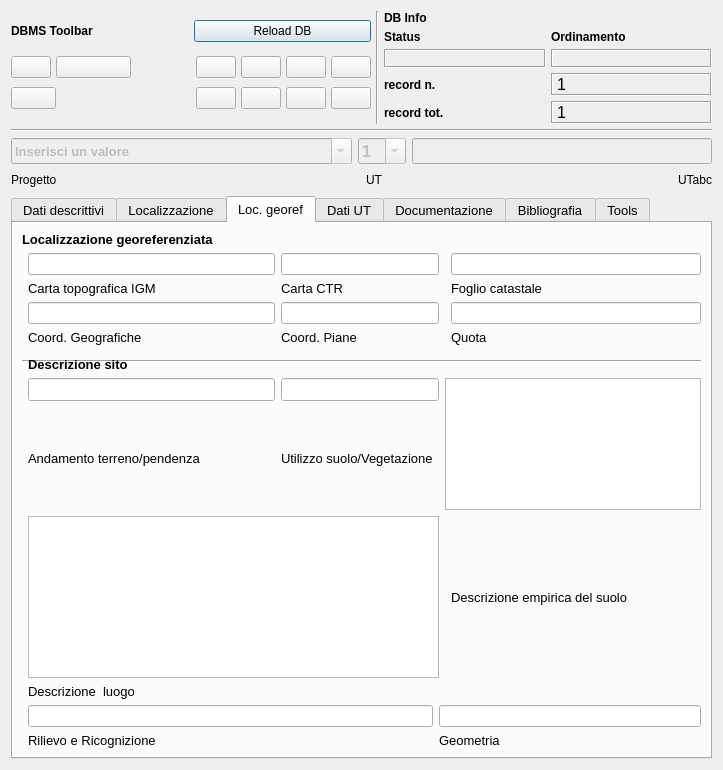
This is gui/ui/UT_ui.ui in pyarchinit/pyarchinit as Qt 5 draws it before an edit. The edited form follows.
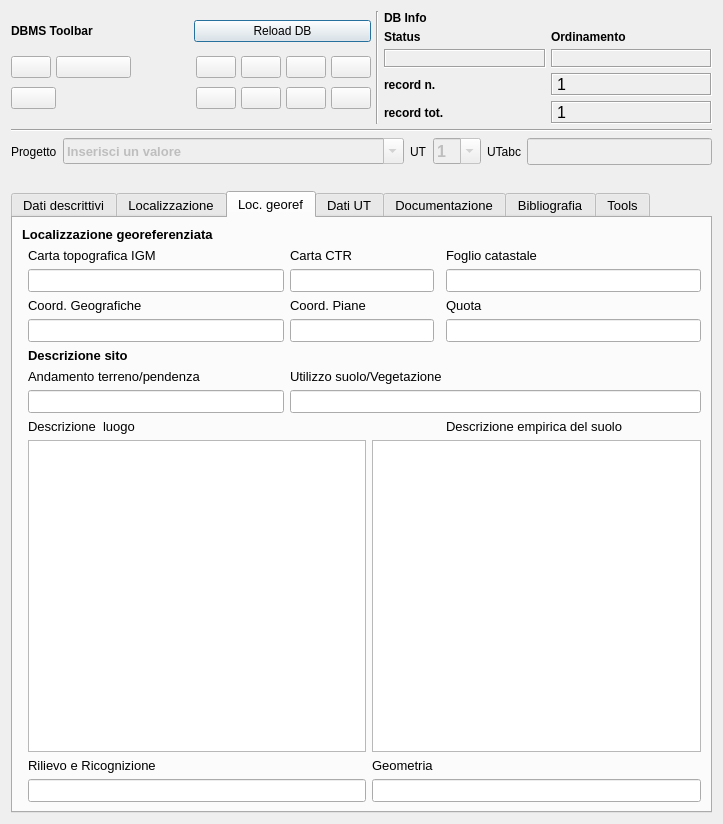
This is the edited form. The open tabs and pages were chosen to show the change. Icons and pictures are not drawn.

What changed in the file:
```diff
--- a/gui/ui/UT_ui.ui
+++ b/gui/ui/UT_ui.ui
@@ -7,7 +7,7 @@
     <x>0</x>
     <y>0</y>
     <width>723</width>
-    <height>770</height>
+    <height>824</height>
    </rect>
   </property>
   <property name="minimumSize">
@@ -548,6 +548,13 @@
           <layout class="QVBoxLayout" name="verticalLayout_2">
            <item>
             <layout class="QHBoxLayout" name="horizontalLayout_2">
+             <item>
+              <widget class="QLabel" name="label">
+               <property name="text">
+                <string>Progetto</string>
+               </property>
+              </widget>
+             </item>
              <item>
               <widget class="QComboBox" name="comboBox_progetto">
                <property name="enabled">
@@ -585,6 +592,13 @@
                </item>
               </widget>
              </item>
+             <item>
+              <widget class="QLabel" name="label_2">
+               <property name="text">
+                <string>UT</string>
+               </property>
+              </widget>
+             </item>
              <item>
               <widget class="QComboBox" name="comboBox_nr_ut">
                <property name="enabled">
@@ -708,6 +722,13 @@
                </item>
               </widget>
              </item>
+             <item>
+              <widget class="QLabel" name="label_3">
+               <property name="text">
+                <string>UTabc</string>
+               </property>
+              </widget>
+             </item>
              <item>
               <widget class="QLineEdit" name="lineEdit_ut_letterale">
                <property name="enabled">
@@ -732,13 +753,6 @@
            </item>
            <item>
             <layout class="QHBoxLayout" name="horizontalLayout_3">
-             <item>
-              <widget class="QLabel" name="label">
-               <property name="text">
-                <string>Progetto</string>
-               </property>
-              </widget>
-             </item>
              <item>
               <spacer name="horizontalSpacer_3">
                <property name="orientation">
@@ -755,13 +769,6 @@
                </property>
               </spacer>
              </item>
-             <item>
-              <widget class="QLabel" name="label_2">
-               <property name="text">
-                <string>UT</string>
-               </property>
-              </widget>
-             </item>
              <item>
               <spacer name="horizontalSpacer_4">
                <property name="orientation">
@@ -775,13 +782,6 @@
                </property>
               </spacer>
              </item>
-             <item>
-              <widget class="QLabel" name="label_3">
-               <property name="text">
-                <string>UTabc</string>
-               </property>
-              </widget>
-             </item>
             </layout>
            </item>
           </layout>
@@ -1136,10 +1136,26 @@
          <string>Loc. georef</string>
         </attribute>
         <layout class="QGridLayout" name="gridLayout_13">
+         <item row="4" column="1">
+          <widget class="QLineEdit" name="lineEdit_coord_geografiche">
+           <property name="minimumSize">
+            <size>
+             <width>0</width>
+             <height>22</height>
+            </size>
+           </property>
+           <property name="font">
+            <font>
+             <pointsize>10</pointsize>
+            </font>
+           </property>
+          </widget>
+         </item>
          <item row="0" column="0" colspan="4">
           <widget class="QLabel" name="label_12">
            <property name="font">
             <font>
+             <pointsize>10</pointsize>
              <weight>75</weight>
              <bold>true</bold>
             </font>
@@ -1149,7 +1165,7 @@
            </property>
           </widget>
          </item>
-         <item row="1" column="1">
+         <item row="2" column="1">
           <widget class="QLineEdit" name="lineEdit_carta_topo_igm">
            <property name="minimumSize">
             <size>
@@ -1159,17 +1175,39 @@
            </property>
           </widget>
          </item>
-         <item row="1" column="2" colspan="2">
-          <widget class="QLineEdit" name="lineEdit_carta_ctr">
+         <item row="4" column="5">
+          <widget class="QLineEdit" name="lineEdit_quota">
            <property name="minimumSize">
             <size>
              <width>0</width>
              <height>22</height>
             </size>
            </property>
+           <property name="font">
+            <font>
+             <pointsize>10</pointsize>
+            </font>
+           </property>
+           <property name="text">
+            <string/>
+           </property>
           </widget>
          </item>
-         <item row="1" column="5">
+         <item row="9" column="1" colspan="3">
+          <widget class="QLabel" name="label_17">
+           <property name="font">
+            <font>
+             <pointsize>10</pointsize>
+             <weight>75</weight>
+             <bold>true</bold>
+            </font>
+           </property>
+           <property name="text">
+            <string>Descrizione sito</string>
+           </property>
+          </widget>
+         </item>
+         <item row="2" column="5">
           <widget class="QLineEdit" name="lineEdit_foglio_catastale">
            <property name="minimumSize">
             <size>
@@ -1179,21 +1217,110 @@
            </property>
           </widget>
          </item>
-         <item row="2" column="1">
+         <item row="2" column="2" colspan="2">
+          <widget class="QLineEdit" name="lineEdit_carta_ctr">
+           <property name="minimumSize">
+            <size>
+             <width>0</width>
+             <height>22</height>
+            </size>
+           </property>
+          </widget>
+         </item>
+         <item row="17" column="3" colspan="3">
+          <widget class="QLineEdit" name="lineEdit_geometria">
+           <property name="minimumSize">
+            <size>
+             <width>0</width>
+             <height>22</height>
+            </size>
+           </property>
+           <property name="font">
+            <font>
+             <pointsize>10</pointsize>
+            </font>
+           </property>
+          </widget>
+         </item>
+         <item row="11" column="1">
+          <widget class="QLineEdit" name="lineEdit_andamento_terreno_pendenza">
+           <property name="minimumSize">
+            <size>
+             <width>0</width>
+             <height>22</height>
+            </size>
+           </property>
+           <property name="font">
+            <font>
+             <pointsize>10</pointsize>
+            </font>
+           </property>
+          </widget>
+         </item>
+         <item row="10" column="1">
+          <widget class="QLabel" name="label_22">
+           <property name="minimumSize">
+            <size>
+             <width>0</width>
+             <height>15</height>
+            </size>
+           </property>
+           <property name="text">
+            <string>Andamento terreno/pendenza</string>
+           </property>
+           <property name="wordWrap">
+            <bool>true</bool>
+           </property>
+          </widget>
+         </item>
+         <item row="4" column="2" colspan="2">
+          <widget class="QLineEdit" name="lineEdit_coord_piane">
+           <property name="minimumSize">
+            <size>
+             <width>0</width>
+             <height>22</height>
+            </size>
+           </property>
+           <property name="font">
+            <font>
+             <pointsize>10</pointsize>
+            </font>
+           </property>
+           <property name="text">
+            <string/>
+           </property>
+          </widget>
+         </item>
+         <item row="17" column="1" colspan="2">
+          <widget class="QLineEdit" name="lineEdit_metodo_rilievo_e_ricognizione">
+           <property name="minimumSize">
+            <size>
+             <width>0</width>
+             <height>22</height>
+            </size>
+           </property>
+           <property name="font">
+            <font>
+             <pointsize>10</pointsize>
+            </font>
+           </property>
+          </widget>
+         </item>
+         <item row="1" column="1">
           <widget class="QLabel" name="label_10">
            <property name="text">
             <string>Carta topografica IGM</string>
            </property>
           </widget>
          </item>
-         <item row="2" column="2" colspan="3">
+         <item row="1" column="2">
           <widget class="QLabel" name="label_14">
            <property name="text">
             <string>Carta CTR</string>
            </property>
           </widget>
          </item>
-         <item row="2" column="5">
+         <item row="1" column="5">
           <widget class="QLabel" name="label_16">
            <property name="text">
             <string>Foglio catastale</string>
@@ -1201,226 +1328,6 @@
           </widget>
          </item>
          <item row="3" column="1">
-          <widget class="QLineEdit" name="lineEdit_coord_geografiche">
-           <property name="minimumSize">
-            <size>
-             <width>0</width>
-             <height>22</height>
-            </size>
-           </property>
-           <property name="font">
-            <font>
-             <pointsize>10</pointsize>
-            </font>
-           </property>
-          </widget>
-         </item>
-         <item row="3" column="2" colspan="2">
-          <widget class="QLineEdit" name="lineEdit_coord_piane">
-           <property name="minimumSize">
-            <size>
-             <width>0</width>
-             <height>22</height>
-            </size>
-           </property>
-           <property name="font">
-            <font>
-             <pointsize>10</pointsize>
-            </font>
-           </property>
-           <property name="text">
-            <string/>
-           </property>
-          </widget>
-         </item>
-         <item row="3" column="5">
-          <widget class="QLineEdit" name="lineEdit_quota">
-           <property name="minimumSize">
-            <size>
-             <width>0</width>
-             <height>22</height>
-            </size>
-           </property>
-           <property name="font">
-            <font>
-             <pointsize>10</pointsize>
-            </font>
-           </property>
-           <property name="text">
-            <string/>
-           </property>
-          </widget>
-         </item>
-         <item row="8" column="0" rowspan="2" colspan="6">
-          <widget class="Line" name="line_2">
-           <property name="orientation">
-            <enum>Qt::Horizontal</enum>
-           </property>
-          </widget>
-         </item>
-         <item row="9" column="1" colspan="3">
-          <widget class="QLabel" name="label_17">
-           <property name="font">
-            <font>
-             <weight>75</weight>
-             <bold>true</bold>
-            </font>
-           </property>
-           <property name="text">
-            <string>Descrizione sito</string>
-           </property>
-          </widget>
-         </item>
-         <item row="10" column="1">
-          <widget class="QLineEdit" name="lineEdit_andamento_terreno_pendenza">
-           <property name="minimumSize">
-            <size>
-             <width>0</width>
-             <height>22</height>
-            </size>
-           </property>
-           <property name="font">
-            <font>
-             <pointsize>10</pointsize>
-            </font>
-           </property>
-          </widget>
-         </item>
-         <item row="10" column="2" colspan="2">
-          <widget class="QLineEdit" name="lineEdit_utilizzo_suolo_vegetazione">
-           <property name="minimumSize">
-            <size>
-             <width>0</width>
-             <height>22</height>
-            </size>
-           </property>
-           <property name="font">
-            <font>
-             <pointsize>10</pointsize>
-            </font>
-           </property>
-           <property name="text">
-            <string/>
-           </property>
-          </widget>
-         </item>
-         <item row="10" column="4" rowspan="3" colspan="2">
-          <widget class="QTextEdit" name="textEdit_descrizione_empirica_suolo">
-           <property name="font">
-            <font>
-             <pointsize>10</pointsize>
-            </font>
-           </property>
-           <property name="html">
-            <string>&lt;!DOCTYPE HTML PUBLIC &quot;-//W3C//DTD HTML 4.0//EN&quot; &quot;http://www.w3.org/TR/REC-html40/strict.dtd&quot;&gt;
-&lt;html&gt;&lt;head&gt;&lt;meta name=&quot;qrichtext&quot; content=&quot;1&quot; /&gt;&lt;style type=&quot;text/css&quot;&gt;
-p, li { white-space: pre-wrap; }
-&lt;/style&gt;&lt;/head&gt;&lt;body style=&quot; font-family:'MS Shell Dlg 2'; font-size:10pt; font-weight:400; font-style:normal;&quot;&gt;
-&lt;p style=&quot;-qt-paragraph-type:empty; margin-top:0px; margin-bottom:0px; margin-left:0px; margin-right:0px; -qt-block-indent:0; text-indent:0px; font-family:'Lucida Grande'; font-size:13pt;&quot;&gt;&lt;br /&gt;&lt;/p&gt;&lt;/body&gt;&lt;/html&gt;</string>
-           </property>
-          </widget>
-         </item>
-         <item row="14" column="1" colspan="3">
-          <widget class="QTextEdit" name="textEdit_descrizione_luogo">
-           <property name="minimumSize">
-            <size>
-             <width>0</width>
-             <height>22</height>
-            </size>
-           </property>
-           <property name="font">
-            <font>
-             <pointsize>10</pointsize>
-            </font>
-           </property>
-           <property name="html">
-            <string>&lt;!DOCTYPE HTML PUBLIC &quot;-//W3C//DTD HTML 4.0//EN&quot; &quot;http://www.w3.org/TR/REC-html40/strict.dtd&quot;&gt;
-&lt;html&gt;&lt;head&gt;&lt;meta name=&quot;qrichtext&quot; content=&quot;1&quot; /&gt;&lt;style type=&quot;text/css&quot;&gt;
-p, li { white-space: pre-wrap; }
-&lt;/style&gt;&lt;/head&gt;&lt;body style=&quot; font-family:'MS Shell Dlg 2'; font-size:10pt; font-weight:400; font-style:normal;&quot;&gt;
-&lt;p style=&quot;-qt-paragraph-type:empty; margin-top:0px; margin-bottom:0px; margin-left:0px; margin-right:0px; -qt-block-indent:0; text-indent:0px; font-family:'Lucida Grande'; font-size:13pt;&quot;&gt;&lt;br /&gt;&lt;/p&gt;&lt;/body&gt;&lt;/html&gt;</string>
-           </property>
-          </widget>
-         </item>
-         <item row="15" column="1">
-          <widget class="QLabel" name="label_37">
-           <property name="minimumSize">
-            <size>
-             <width>0</width>
-             <height>15</height>
-            </size>
-           </property>
-           <property name="text">
-            <string>Descrizione  luogo</string>
-           </property>
-           <property name="wordWrap">
-            <bool>true</bool>
-           </property>
-          </widget>
-         </item>
-         <item row="16" column="1" colspan="2">
-          <widget class="QLineEdit" name="lineEdit_metodo_rilievo_e_ricognizione">
-           <property name="minimumSize">
-            <size>
-             <width>0</width>
-             <height>22</height>
-            </size>
-           </property>
-           <property name="font">
-            <font>
-             <pointsize>10</pointsize>
-            </font>
-           </property>
-          </widget>
-         </item>
-         <item row="16" column="3" colspan="3">
-          <widget class="QLineEdit" name="lineEdit_geometria">
-           <property name="minimumSize">
-            <size>
-             <width>0</width>
-             <height>22</height>
-            </size>
-           </property>
-           <property name="font">
-            <font>
-             <pointsize>10</pointsize>
-            </font>
-           </property>
-          </widget>
-         </item>
-         <item row="17" column="1">
-          <widget class="QLabel" name="label_51">
-           <property name="minimumSize">
-            <size>
-             <width>0</width>
-             <height>15</height>
-            </size>
-           </property>
-           <property name="text">
-            <string>Rilievo e Ricognizione</string>
-           </property>
-           <property name="wordWrap">
-            <bool>true</bool>
-           </property>
-          </widget>
-         </item>
-         <item row="17" column="3" colspan="3">
-          <widget class="QLabel" name="label_52">
-           <property name="minimumSize">
-            <size>
-             <width>0</width>
-             <height>15</height>
-            </size>
-           </property>
-           <property name="text">
-            <string>Geometria</string>
-           </property>
-           <property name="wordWrap">
-            <bool>true</bool>
-           </property>
-          </widget>
-         </item>
-         <item row="4" column="1">
           <widget class="QLabel" name="label_18">
            <property name="minimumSize">
             <size>
@@ -1433,7 +1340,7 @@
            </property>
           </widget>
          </item>
-         <item row="4" column="2">
+         <item row="3" column="2">
           <widget class="QLabel" name="label_19">
            <property name="minimumSize">
             <size>
@@ -1446,7 +1353,7 @@
            </property>
           </widget>
          </item>
-         <item row="4" column="5">
+         <item row="3" column="5">
           <widget class="QLabel" name="label_24">
            <property name="minimumSize">
             <size>
@@ -1459,7 +1366,45 @@
            </property>
           </widget>
          </item>
-         <item row="14" column="5">
+         <item row="13" column="1" colspan="2">
+          <widget class="QTextEdit" name="textEdit_descrizione_luogo">
+           <property name="minimumSize">
+            <size>
+             <width>0</width>
+             <height>22</height>
+            </size>
+           </property>
+           <property name="font">
+            <font>
+             <pointsize>10</pointsize>
+            </font>
+           </property>
+           <property name="html">
+            <string>&lt;!DOCTYPE HTML PUBLIC &quot;-//W3C//DTD HTML 4.0//EN&quot; &quot;http://www.w3.org/TR/REC-html40/strict.dtd&quot;&gt;
+&lt;html&gt;&lt;head&gt;&lt;meta name=&quot;qrichtext&quot; content=&quot;1&quot; /&gt;&lt;style type=&quot;text/css&quot;&gt;
+p, li { white-space: pre-wrap; }
+&lt;/style&gt;&lt;/head&gt;&lt;body style=&quot; font-family:'MS Shell Dlg 2'; font-size:10pt; font-weight:400; font-style:normal;&quot;&gt;
+&lt;p style=&quot;-qt-paragraph-type:empty; margin-top:0px; margin-bottom:0px; margin-left:0px; margin-right:0px; -qt-block-indent:0; text-indent:0px; font-family:'Lucida Grande'; font-size:13pt;&quot;&gt;&lt;br /&gt;&lt;/p&gt;&lt;/body&gt;&lt;/html&gt;</string>
+           </property>
+          </widget>
+         </item>
+         <item row="12" column="1">
+          <widget class="QLabel" name="label_37">
+           <property name="minimumSize">
+            <size>
+             <width>0</width>
+             <height>15</height>
+            </size>
+           </property>
+           <property name="text">
+            <string>Descrizione  luogo</string>
+           </property>
+           <property name="wordWrap">
+            <bool>true</bool>
+           </property>
+          </widget>
+         </item>
+         <item row="12" column="5">
           <widget class="QLabel" name="label_33">
            <property name="minimumSize">
             <size>
@@ -1475,23 +1420,25 @@
            </property>
           </widget>
          </item>
-         <item row="11" column="1" rowspan="2">
-          <widget class="QLabel" name="label_22">
+         <item row="11" column="2" colspan="4">
+          <widget class="QLineEdit" name="lineEdit_utilizzo_suolo_vegetazione">
            <property name="minimumSize">
             <size>
              <width>0</width>
-             <height>15</height>
+             <height>22</height>
             </size>
            </property>
+           <property name="font">
+            <font>
+             <pointsize>10</pointsize>
+            </font>
+           </property>
            <property name="text">
-            <string>Andamento terreno/pendenza</string>
-           </property>
-           <property name="wordWrap">
-            <bool>true</bool>
+            <string/>
            </property>
           </widget>
          </item>
-         <item row="11" column="2" rowspan="2">
+         <item row="10" column="2" colspan="4">
           <widget class="QLabel" name="label_32">
            <property name="minimumSize">
             <size>
@@ -1507,6 +1454,54 @@
            </property>
           </widget>
          </item>
+         <item row="14" column="1">
+          <widget class="QLabel" name="label_51">
+           <property name="minimumSize">
+            <size>
+             <width>0</width>
+             <height>15</height>
+            </size>
+           </property>
+           <property name="text">
+            <string>Rilievo e Ricognizione</string>
+           </property>
+           <property name="wordWrap">
+            <bool>true</bool>
+           </property>
+          </widget>
+         </item>
+         <item row="14" column="3">
+          <widget class="QLabel" name="label_52">
+           <property name="minimumSize">
+            <size>
+             <width>0</width>
+             <height>15</height>
+            </size>
+           </property>
+           <property name="text">
+            <string>Geometria</string>
+           </property>
+           <property name="wordWrap">
+            <bool>true</bool>
+           </property>
+          </widget>
+         </item>
+         <item row="13" column="3" colspan="3">
+          <widget class="QTextEdit" name="textEdit_descrizione_empirica_suolo">
+           <property name="font">
+            <font>
+             <pointsize>10</pointsize>
+            </font>
+           </property>
+           <property name="html">
+            <string>&lt;!DOCTYPE HTML PUBLIC &quot;-//W3C//DTD HTML 4.0//EN&quot; &quot;http://www.w3.org/TR/REC-html40/strict.dtd&quot;&gt;
+&lt;html&gt;&lt;head&gt;&lt;meta name=&quot;qrichtext&quot; content=&quot;1&quot; /&gt;&lt;style type=&quot;text/css&quot;&gt;
+p, li { white-space: pre-wrap; }
+&lt;/style&gt;&lt;/head&gt;&lt;body style=&quot; font-family:'MS Shell Dlg 2'; font-size:10pt; font-weight:400; font-style:normal;&quot;&gt;
+&lt;p style=&quot;-qt-paragraph-type:empty; margin-top:0px; margin-bottom:0px; margin-left:0px; margin-right:0px; -qt-block-indent:0; text-indent:0px; font-family:'Lucida Grande'; font-size:13pt;&quot;&gt;&lt;br /&gt;&lt;/p&gt;&lt;/body&gt;&lt;/html&gt;</string>
+           </property>
+          </widget>
+         </item>
         </layout>
        </widget>
        <widget class="QWidget" name="tab_3">
```
Left out of the diff: 803 changed lines with no effect on the pictures.
